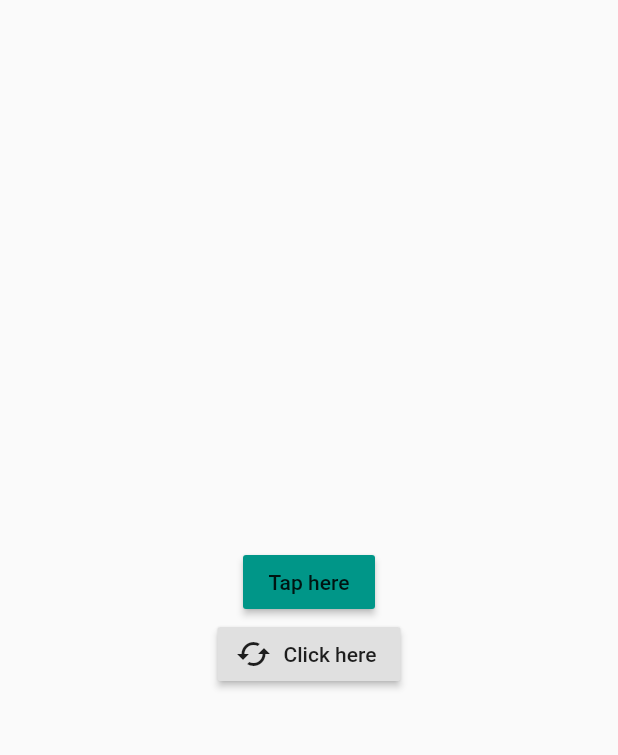
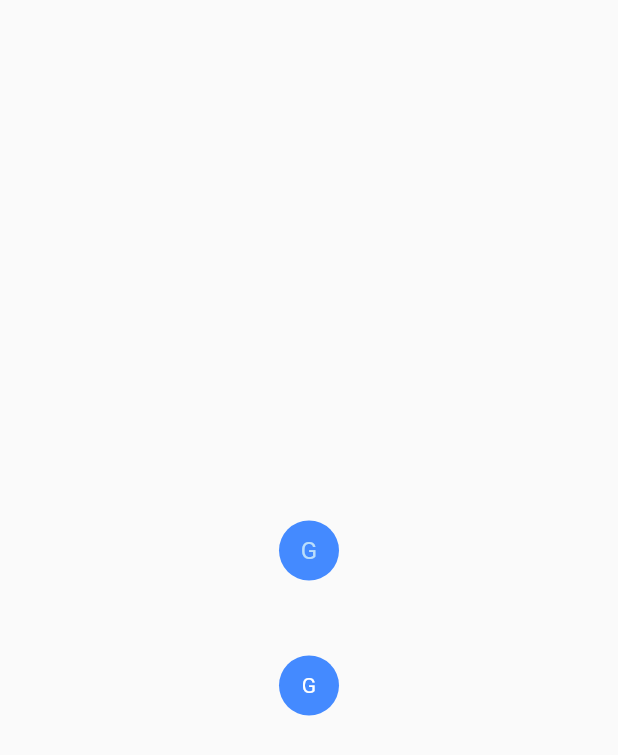
Before and after one commit to gablemos-zz/flutter-study, a Flutter app: the screen it shows after launch, on a phone screen of 412 x 824 dp. Shown: the top 755 px of the screen. Run offline on Flutter 3.47's test engine with Material 2 defaults, Android fonts, the phone set to English and light mode, and no system bars; our stand-ins replace font_awesome_flutter.

Commit message:
36 - making CircleAvatar with Container

```diff
--- a/my-first-app/myapp/lib/main.dart
+++ b/my-first-app/myapp/lib/main.dart
@@ -1,5 +1,5 @@
 import 'package:flutter/material.dart';
-import 'package:myapp/secao6/aula35.dart';
+import 'package:myapp/secao6/aula36.dart';
 
 
 void main() => runApp(MyApp());
@@ -13,7 +13,7 @@ class MyApp extends StatelessWidget {
         primarySwatch: Colors.blue,
       ),
       home: Scaffold(
-        body: HomeWidget()
+        body: Aula36()
       ),
     );
   }
--- a/my-first-app/myapp/lib/secao6/aula35.dart
+++ b/my-first-app/myapp/lib/secao6/aula35.dart
@@ -1,6 +1,6 @@
 import 'package:flutter/material.dart';
 
-class HomeWidget extends StatelessWidget {
+class Aula35 extends StatelessWidget {
   @override
   Widget build(BuildContext context) {
     return Container(
--- /dev/null
+++ b/my-first-app/myapp/lib/secao6/aula36.dart
@@ -0,0 +1,40 @@
+import 'package:flutter/material.dart';
+
+class Aula36 extends StatelessWidget {
+  @override
+  Widget build(BuildContext context) {
+    return Container(
+      height: double.infinity,
+      width: double.infinity,
+      child: Column(
+        mainAxisAlignment: MainAxisAlignment.center,
+        crossAxisAlignment: CrossAxisAlignment.center,
+        children: <Widget>[
+          CircleAvatar(
+            backgroundColor: Colors.blueAccent,
+            child: Text("G"),
+          ),
+
+          SizedBox(height: 50,),
+
+          Container(
+            height: 40,
+            width: 40,
+            alignment: Alignment.center,
+            decoration: BoxDecoration(
+              color: Colors.blueAccent,
+              borderRadius: BorderRadius.circular(40)
+            ),
+            child: Text(
+              "G",
+              style: TextStyle(
+                color: Colors.white
+              ),
+            ),
+          )
+
+        ],
+      ),
+    );
+  }
+}
```
